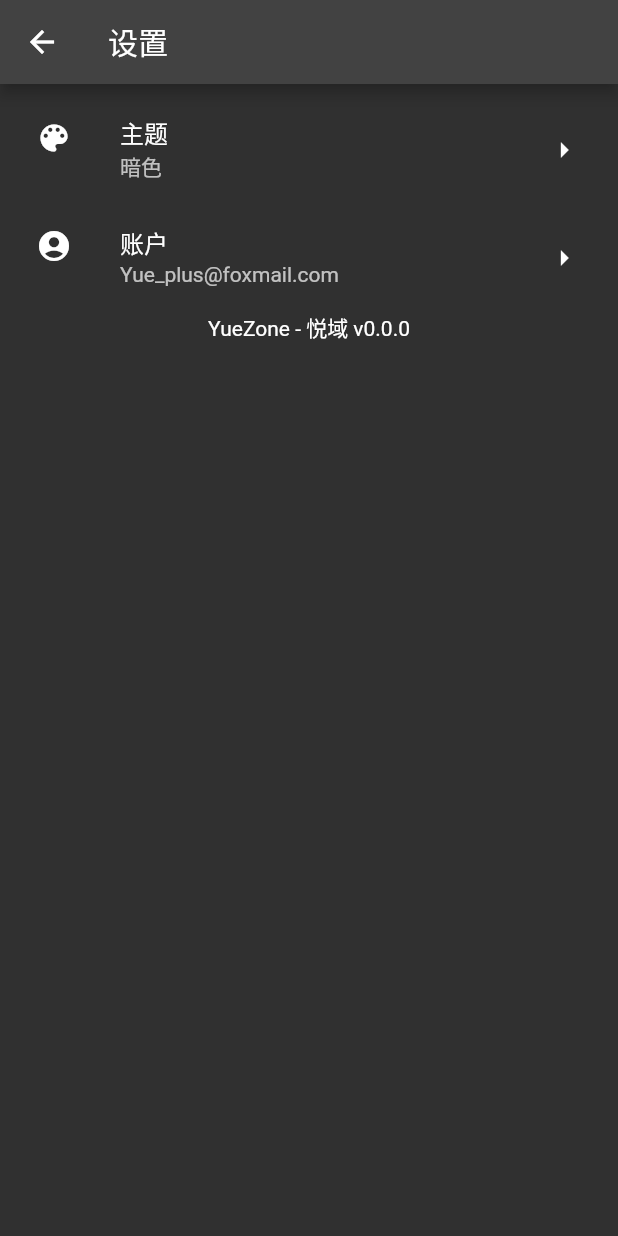
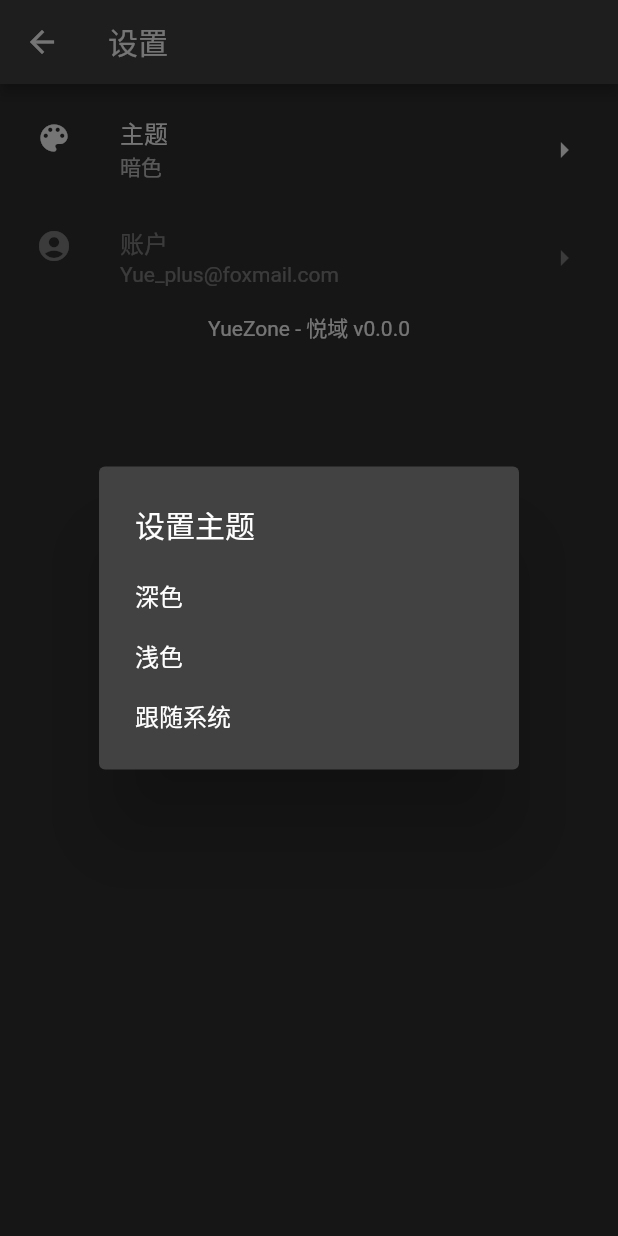
Before and after one commit to Yue-plus/Yue.Zone, a Flutter app: the SettingsView screen opened by its route, after a tap on "主题", on a phone screen of 412 x 824 dp. Run offline on Flutter 3.47's test engine with Material 2 defaults, Android fonts, the phone set to English and light mode, and no system bars.

Commit message:
update settings

```diff
--- a/lib/src/app.dart
+++ b/lib/src/app.dart
@@ -1,9 +1,13 @@
 import 'package:flutter/material.dart';
 import 'package:yue_zone/src/login/login_view.dart';
-import 'package:yue_zone/src/setting/setting_view.dart';
+import 'package:yue_zone/src/setting/settings_controller.dart';
+import 'package:yue_zone/src/setting/settings_view.dart';
 
 class YueZoneApp extends StatelessWidget {
-  const YueZoneApp({Key? key}) : super(key: key);
+  const YueZoneApp({Key? key, required this.settingsController})
+      : super(key: key);
+
+  final SettingsController settingsController;
 
   static const title = 'YueZone - 悦域';
 
@@ -32,16 +36,28 @@ class YueZoneApp extends StatelessWidget {
 
   @override
   Widget build(BuildContext context) {
+    // 将 [SettingsController] 连接到 [MaterialApp]。
+    //
+    // [AnimatedBuilder] Widget 监听 [SettingsController] 的变化。
+    // 每当用户更新设置时，都会重新构建 [MaterialApp]。
+    return AnimatedBuilder(
+      animation: settingsController,
+      builder: (BuildContext context, Widget? child) {
         return MaterialApp(
           title: title,
-      theme: ThemeData.dark(),
+          theme: ThemeData(),
+          darkTheme: ThemeData.dark(),
+          themeMode: settingsController.themeMode,
           initialRoute: '/',
           routes: {
             '/': (context) => _home(context),
-        '/settings': (context) => const SettingsView(),
+            '/settings': (context) =>
+                SettingsView(controller: settingsController),
             '/login': (context) => const LoginView(),
           },
           debugShowCheckedModeBanner: false,
         );
+      },
+    );
   }
 }
--- a/lib/src/login/login_view.dart
+++ b/lib/src/login/login_view.dart
@@ -14,7 +14,7 @@ class LoginView extends StatelessWidget {
         body: const Center(
           child: SizedBox(
             width: 600,
-            child: Text('登入', style: TextStyle(fontSize: 32)),
+            child: Text('// TODO 登入……', style: TextStyle(fontSize: 32)),
           ),
         )
     );
--- a/lib/src/setting/setting_view.dart
+++ /dev/null
@@ -1,36 +0,0 @@
-import 'package:flutter/material.dart';
-
-class SettingsView extends StatelessWidget {
-  const SettingsView({Key? key}) : super(key: key);
-
-  static const routeName = '/settings';
-
-  @override
-  Widget build(BuildContext context) {
-    return Scaffold(
-        appBar: AppBar(title: const Text('设置')),
-        body: Center(
-          child: Container(
-            padding: const EdgeInsets.all(8),
-            width: 600,
-            child: ListView(children: [
-              ListTile(
-                leading: const Icon(Icons.color_lens),
-                title: const Text('主题'),
-                subtitle: const Text('暗色'),
-                trailing: const Icon(Icons.arrow_right),
-                onTap: () {},
-              ),
-              ListTile(
-                leading: const Icon(Icons.account_circle),
-                title: const Text('账户'),
-                subtitle: const Text('Yue_plus@foxmail.com'),
-                trailing: const Icon(Icons.arrow_right),
-                onTap: () {},
-              ),
-              const Text('YueZone - 悦域 v0.0.0', textAlign: TextAlign.center),
-            ]),
-          ),
-        ));
-  }
-}
--- /dev/null
+++ b/lib/src/setting/settings_controller.dart
@@ -0,0 +1,40 @@
+import 'package:flutter/material.dart';
+import 'package:yue_zone/src/setting/settings_service.dart';
+
+/// 此控制器将通过 [SettingsService] 将持久化数据添加到 Widget 上。
+class SettingsController with ChangeNotifier {
+  SettingsController(this._service);
+
+  // 将 [SettingsService] 设置为私有变量，以便不直接使用。
+  final SettingsService _service;
+
+  // 将 [ThemeMode] 设置为私有变量，以便在不使用 [SettingsService]
+  // 保存更改的情况下不会直接更新它。
+  late ThemeMode _themeMode = ThemeMode.dark;
+
+  // 允许 Widget 读取用户主题
+  ThemeMode get themeMode => _themeMode;
+
+  /// 从 [SettingsService] 加载用户设置。
+  Future<void> loadSettings() async {
+    _themeMode = await _service.themeMode();
+
+    // 重要！通知监听器发生了变化。
+    notifyListeners();
+  }
+
+  /// 根据用户选择更新并持久化 [ThemeMode]。
+  Future<void> updateThemeMode(ThemeMode? newThemeMode) async {
+    if (newThemeMode == null) return;
+    if (newThemeMode == _themeMode) return;
+
+    // 设置主题
+    _themeMode = newThemeMode;
+
+    // 重要！通知监听器发生了变化。
+    notifyListeners();
+
+    // 通过 [SettingsServices] 持久化设置。
+    await _service.updateThemeMode(newThemeMode);
+  }
+}
--- /dev/null
+++ b/lib/src/setting/settings_service.dart
@@ -0,0 +1,10 @@
+import 'package:flutter/material.dart';
+
+/// 此服务用于保存与检索用户设置。
+class SettingsService {
+  Future<ThemeMode> themeMode() async => ThemeMode.dark;
+
+  Future<void> updateThemeMode(ThemeMode theme) async {
+    // TODO 使用 `shared_preferences` 包持久化用户设置。
+  }
+}
--- /dev/null
+++ b/lib/src/setting/settings_view.dart
@@ -0,0 +1,74 @@
+import 'package:flutter/material.dart';
+import 'package:yue_zone/src/setting/settings_controller.dart';
+
+class SettingsView extends StatelessWidget {
+  const SettingsView({Key? key, required this.controller}) : super(key: key);
+
+  static const routeName = '/settings';
+
+  final SettingsController controller;
+
+  /// 主题配置弹出菜单
+  _configThemeSimpleDialog(BuildContext context) {
+    return showDialog(
+      context: context,
+      builder: (BuildContext context) => SimpleDialog(
+        title: const Text('设置主题'),
+        children: [
+          SimpleDialogOption(
+            child: const Text('深色'),
+            onPressed: () {
+              controller.updateThemeMode(ThemeMode.dark);
+              Navigator.pop(context, 1);
+            },
+          ),
+          SimpleDialogOption(
+            child: const Text('浅色'),
+            onPressed: () {
+              controller.updateThemeMode(ThemeMode.light);
+              Navigator.pop(context, 1);
+            },
+          ),
+          SimpleDialogOption(
+            child: const Text('跟随系统'),
+            onPressed: () {
+              controller.updateThemeMode(ThemeMode.system);
+              Navigator.pop(context, 1);
+            },
+          ),
+        ],
+      ),
+    );
+  }
+
+  @override
+  Widget build(BuildContext context) {
+    return Scaffold(
+      appBar: AppBar(title: const Text('设置')),
+      body: Center(
+        child: Container(
+          padding: const EdgeInsets.all(8),
+          width: 600,
+          child: ListView(children: [
+            ListTile(
+              leading: const Icon(Icons.color_lens),
+              title: const Text('主题'),
+              subtitle: const Text('暗色'),
+              trailing: const Icon(Icons.arrow_right),
+              onTap: () => _configThemeSimpleDialog(context),
+            ),
+            ListTile(
+              leading: const Icon(Icons.account_circle),
+              title: const Text('账户'),
+              subtitle: const Text('Yue_plus@foxmail.com'),
+              trailing: const Icon(Icons.arrow_right),
+              enabled: false,
+              onTap: () {},
+            ),
+            const Text('YueZone - 悦域 v0.0.0', textAlign: TextAlign.center),
+          ]),
+        ),
+      ),
+    );
+  }
+}
```
Also changed, not shown: lib/main.dart (+13 -1 lines). Lines whose indentation alone changed are shown as unchanged.
